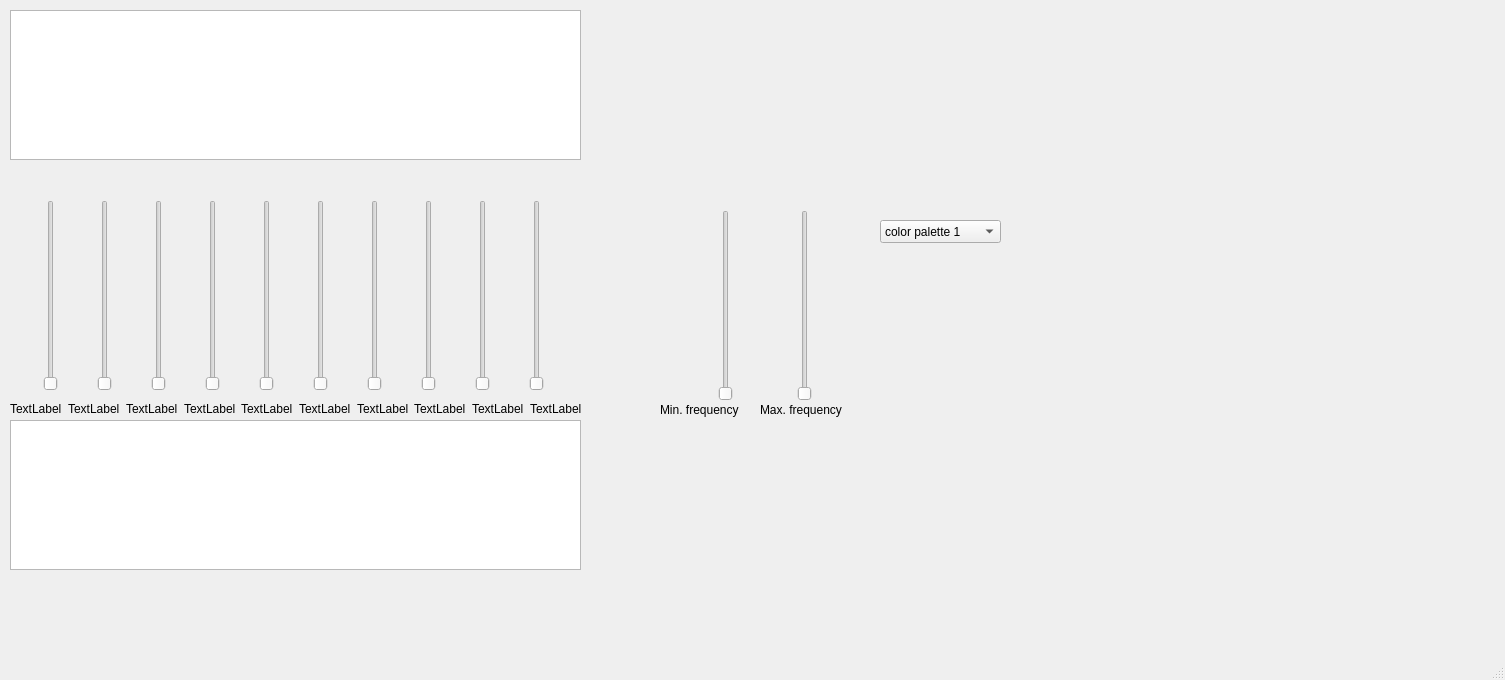
Above: main (1).ui from fatmaosama429/dsp_task2 before the change. Below: the same form after it.
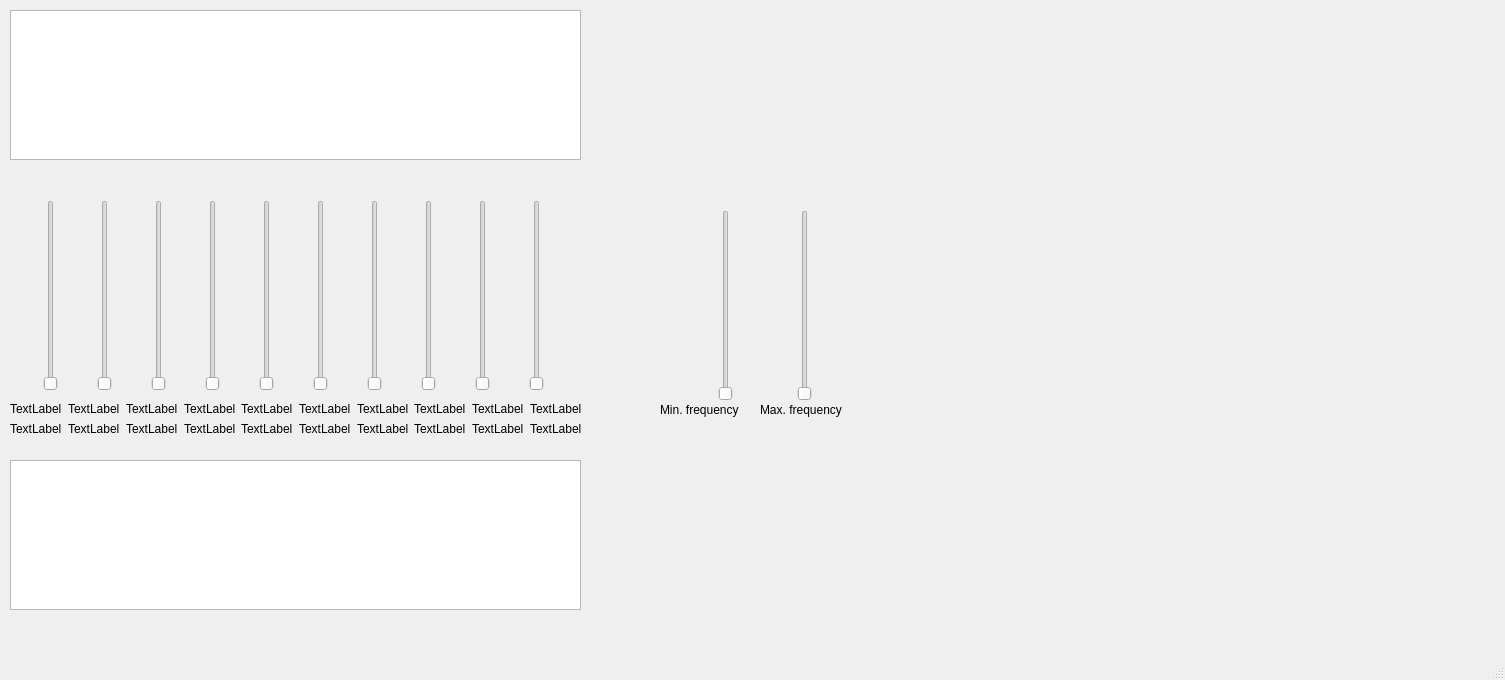
That is the form after the change.

```diff
--- a/main (1).ui
+++ b/main (1).ui
@@ -46,7 +46,7 @@
     <property name="geometry">
      <rect>
       <x>10</x>
-      <y>420</y>
+      <y>460</y>
       <width>571</width>
       <height>150</height>
      </rect>
@@ -134,41 +134,6 @@
      </item>
     </layout>
    </widget>
-   <widget class="QComboBox" name="comboBox">
-    <property name="geometry">
-     <rect>
-      <x>880</x>
-      <y>220</y>
-      <width>121</width>
-      <height>23</height>
-     </rect>
-    </property>
-    <item>
-     <property name="text">
-      <string>color palette 1</string>
-     </property>
-    </item>
-    <item>
-     <property name="text">
-      <string>color palette 2</string>
-     </property>
-    </item>
-    <item>
-     <property name="text">
-      <string>color palette 3</string>
-     </property>
-    </item>
-    <item>
-     <property name="text">
-      <string>color palette 4 </string>
-     </property>
-    </item>
-    <item>
-     <property name="text">
-      <string>color palette 5</string>
-     </property>
-    </item>
-   </widget>
    <widget class="QLabel" name="label">
     <property name="geometry">
      <rect>
@@ -221,7 +186,7 @@
      </item>
     </layout>
    </widget>
-   <widget class="QWidget" name="">
+   <widget class="QWidget" name="layoutWidget">
     <property name="geometry">
      <rect>
       <x>10</x>
@@ -303,6 +268,88 @@
      </item>
     </layout>
    </widget>
+   <widget class="QWidget" name="layoutWidget_2">
+    <property name="geometry">
+     <rect>
+      <x>10</x>
+      <y>420</y>
+      <width>571</width>
+      <height>17</height>
+     </rect>
+    </property>
+    <layout class="QHBoxLayout" name="horizontalLayout_4">
+     <item>
+      <widget class="QLabel" name="label_13">
+       <property name="text">
+        <string>TextLabel</string>
+       </property>
+      </widget>
+     </item>
+     <item>
+      <widget class="QLabel" name="label_14">
+       <property name="text">
+        <string>TextLabel</string>
+       </property>
+      </widget>
+     </item>
+     <item>
+      <widget class="QLabel" name="label_15">
+       <property name="text">
+        <string>TextLabel</string>
+       </property>
+      </widget>
+     </item>
+     <item>
+      <widget class="QLabel" name="label_16">
+       <property name="text">
+        <string>TextLabel</string>
+       </property>
+      </widget>
+     </item>
+     <item>
+      <widget class="QLabel" name="label_17">
+       <property name="text">
+        <string>TextLabel</string>
+       </property>
+      </widget>
+     </item>
+     <item>
+      <widget class="QLabel" name="label_18">
+       <property name="text">
+        <string>TextLabel</string>
+       </property>
+      </widget>
+     </item>
+     <item>
+      <widget class="QLabel" name="label_19">
+       <property name="text">
+        <string>TextLabel</string>
+       </property>
+      </widget>
+     </item>
+     <item>
+      <widget class="QLabel" name="label_20">
+       <property name="text">
+        <string>TextLabel</string>
+       </property>
+      </widget>
+     </item>
+     <item>
+      <widget class="QLabel" name="label_21">
+       <property name="text">
+        <string>TextLabel</string>
+       </property>
+      </widget>
+     </item>
+     <item>
+      <widget class="QLabel" name="label_22">
+       <property name="text">
+        <string>TextLabel</string>
+       </property>
+      </widget>
+     </item>
+    </layout>
+   </widget>
   </widget>
   <widget class="QMenuBar" name="menubar">
    <property name="geometry">
```
